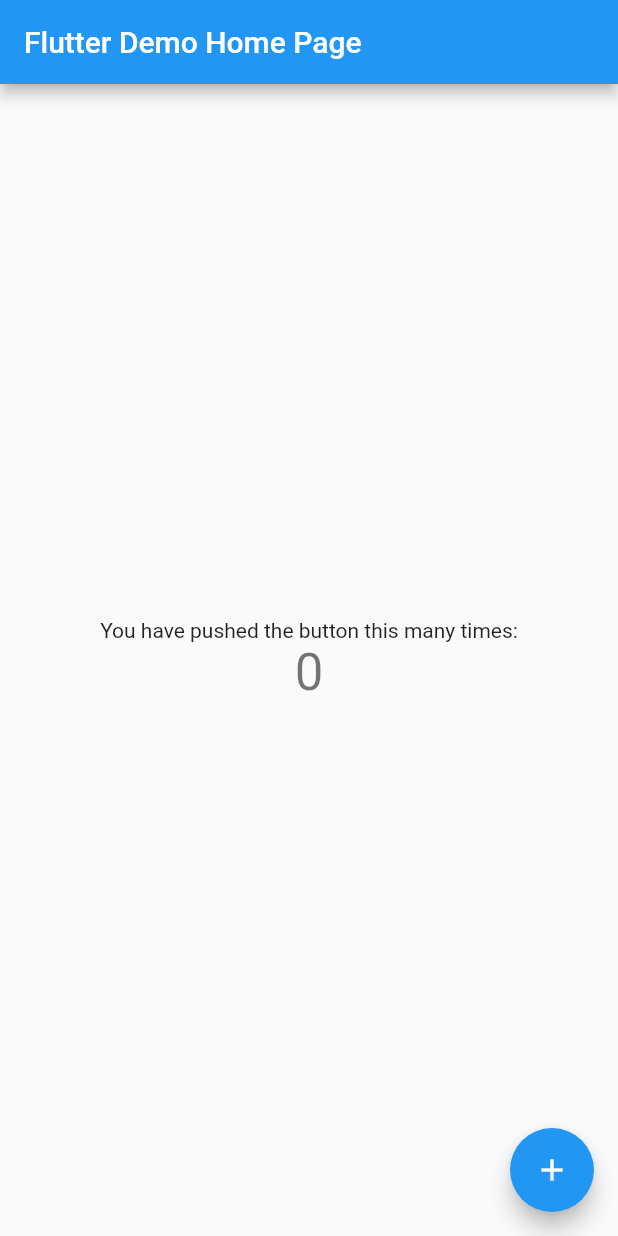
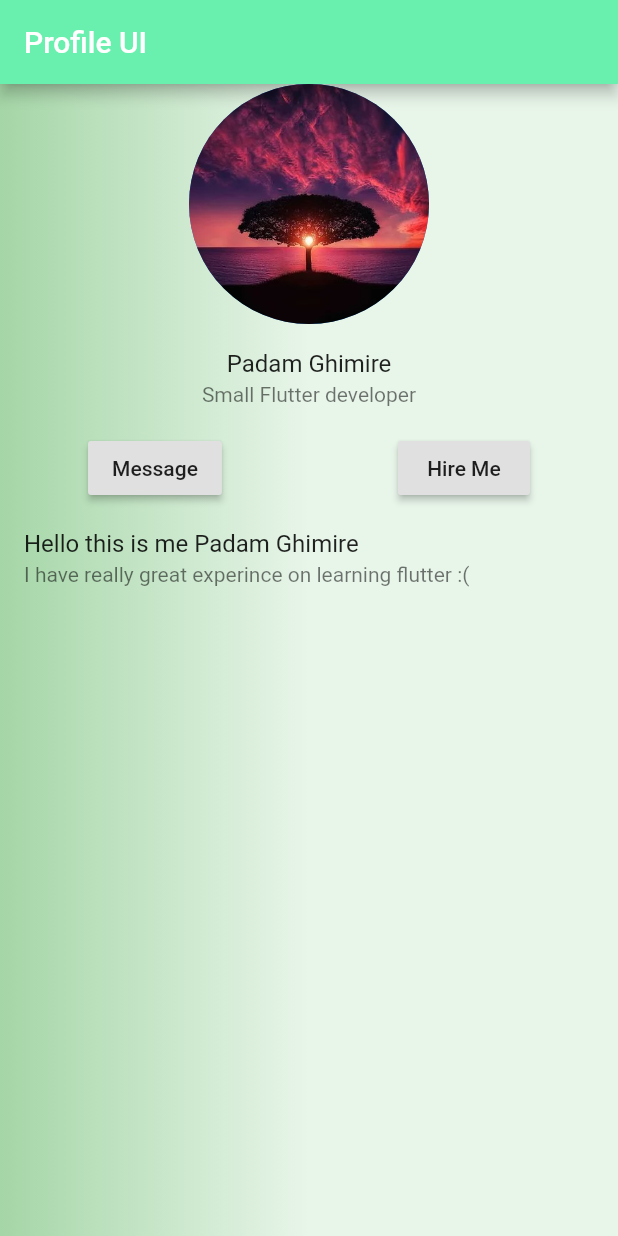
Before and after one commit to padam-ghimire/profile_ui, a Flutter app: the screen it shows after launch, on a phone screen of 412 x 824 dp. Run offline on Flutter 3.47's test engine with Material 2 defaults, Android fonts, the phone set to English and light mode, and no system bars.

Commit message:
Project finished

```diff
--- /dev/null
+++ b/lib/app.dart
@@ -0,0 +1,73 @@
+import 'package:flutter/cupertino.dart';
+import 'package:flutter/material.dart';
+
+class App extends StatelessWidget{
+  @override
+  Widget build(BuildContext context) {
+
+    return MaterialApp(
+      theme: ThemeData(
+        appBarTheme: AppBarTheme(
+          color: Colors.greenAccent
+        )
+      ),
+      home:Scaffold(
+        appBar:AppBar(
+          title: Text("Profile UI")
+        ),
+        body: Container(
+          decoration: BoxDecoration(
+            gradient: LinearGradient(
+              begin:Alignment.topLeft,
+              end: Alignment.topCenter,
+              colors: [
+                Colors.green[200],
+                Colors.green[50]
+              ]
+            ),
+          ),
+          child: Column(
+            children: <Widget>[
+              CircleAvatar(
+                radius: 80,
+                backgroundImage: AssetImage("images/image.jpg"),
+              ),
+
+              ListTile(
+                title: Center(child: Text("Padam Ghimire")),
+                subtitle: Center(child: Text("Small Flutter developer")),
+              ),
+
+              Row(
+                mainAxisAlignment: MainAxisAlignment.spaceAround,
+                children: <Widget>[
+                   RaisedButton(
+                  onPressed: (){
+
+                  },
+                  child: Text("Message"),
+              ),
+
+               RaisedButton(
+                  onPressed: (){
+
+                  },
+                  child: Text("Hire Me"),
+              ),
+                ],
+              ),
+
+
+              ListTile(
+                title: Text("Hello this is me Padam Ghimire"),
+                subtitle: Text("I have really great experince on learning flutter :("),
+              ),
+            ],
+          ),
+        ),
+      ),
+    );
+  }
+
+
+}
--- a/lib/main.dart
+++ b/lib/main.dart
@@ -1,111 +1,8 @@
 import 'package:flutter/material.dart';
+import 'package:profile_ui/app.dart';
 
-void main() => runApp(MyApp());
-
-class MyApp extends StatelessWidget {
-  // This widget is the root of your application.
-  @override
-  Widget build(BuildContext context) {
-    return MaterialApp(
-      title: 'Flutter Demo',
-      theme: ThemeData(
-        // This is the theme of your application.
-        //
-        // Try running your application with "flutter run". You'll see the
-        // application has a blue toolbar. Then, without quitting the app, try
-        // changing the primarySwatch below to Colors.green and then invoke
-        // "hot reload" (press "r" in the console where you ran "flutter run",
-        // or simply save your changes to "hot reload" in a Flutter IDE).
-        // Notice that the counter didn't reset back to zero; the application
-        // is not restarted.
-        primarySwatch: Colors.blue,
-      ),
-      home: MyHomePage(title: 'Flutter Demo Home Page'),
-    );
-  }
+main() {
+  runApp(
+    App(),
+  );
 }
-
-class MyHomePage extends StatefulWidget {
-  MyHomePage({Key key, this.title}) : super(key: key);
-
-  // This widget is the home page of your application. It is stateful, meaning
-  // that it has a State object (defined below) that contains fields that affect
-  // how it looks.
-
-  // This class is the configuration for the state. It holds the values (in this
-  // case the title) provided by the parent (in this case the App widget) and
-  // used by the build method of the State. Fields in a Widget subclass are
-  // always marked "final".
-
-  final String title;
-
-  @override
-  _MyHomePageState createState() => _MyHomePageState();
-}
-
-class _MyHomePageState extends State<MyHomePage> {
-  int _counter = 0;
-
-  void _incrementCounter() {
-    setState(() {
-      // This call to setState tells the Flutter framework that something has
-      // changed in this State, which causes it to rerun the build method below
-      // so that the display can reflect the updated values. If we changed
-      // _counter without calling setState(), then the build method would not be
-      // called again, and so nothing would appear to happen.
-      _counter++;
-    });
-  }
-
-  @override
-  Widget build(BuildContext context) {
-    // This method is rerun every time setState is called, for instance as done
-    // by the _incrementCounter method above.
-    //
-    // The Flutter framework has been optimized to make rerunning build methods
-    // fast, so that you can just rebuild anything that needs updating rather
-    // than having to individually change instances of widgets.
-    return Scaffold(
-      appBar: AppBar(
-        // Here we take the value from the MyHomePage object that was created by
-        // the App.build method, and use it to set our appbar title.
-        title: Text(widget.title),
-      ),
-      body: Center(
-        // Center is a layout widget. It takes a single child and positions it
-        // in the middle of the parent.
-        child: Column(
-          // Column is also a layout widget. It takes a list of children and
-          // arranges them vertically. By default, it sizes itself to fit its
-          // children horizontally, and tries to be as tall as its parent.
-          //
-          // Invoke "debug painting" (press "p" in the console, choose the
-          // "Toggle Debug Paint" action from the Flutter Inspector in Android
-          // Studio, or the "Toggle Debug Paint" command in Visual Studio Code)
-          // to see the wireframe for each widget.
-          //
-          // Column has various properties to control how it sizes itself and
-          // how it positions its children. Here we use mainAxisAlignment to
-          // center the children vertically; the main axis here is the vertical
-          // axis because Columns are vertical (the cross axis would be
-          // horizontal).
-          mainAxisAlignment: MainAxisAlignment.center,
-          children: <Widget>[
-            Text(
-              'You have pushed the button this many times:',
-            ),
-            Text(
-              '$_counter',
-              style: Theme.of(context).textTheme.display1,
-            ),
-          ],
-        ),
-      ),
-      floatingActionButton: FloatingActionButton(
-        onPressed: _incrementCounter,
-        tooltip: 'Increment',
-        child: Icon(Icons.add),
-      ), // This trailing comma makes auto-formatting nicer for build methods.
-    );
-  }
-}
--- a/pubspec.yaml
+++ b/pubspec.yaml
@@ -41,9 +41,8 @@ flutter:
   uses-material-design: true
 
   # To add assets to your application, add an assets section, like this:
-  # assets:
-  #  - images/a_dot_burr.jpeg
-  #  - images/a_dot_ham.jpeg
+  assets:
+   - images/image.jpg
 
   # An image asset can refer to one or more resolution-specific "variants", see
   # https://flutter.dev/assets-and-images/#resolution-aware.
```
Also changed, not shown: images/image.jpg (added), 1 other file.
